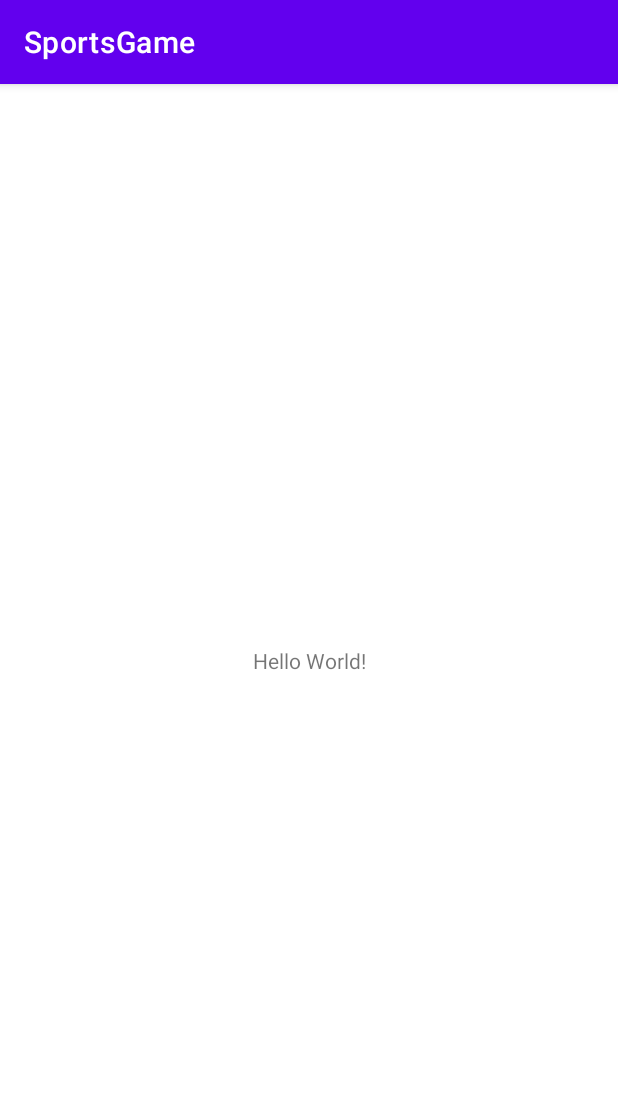
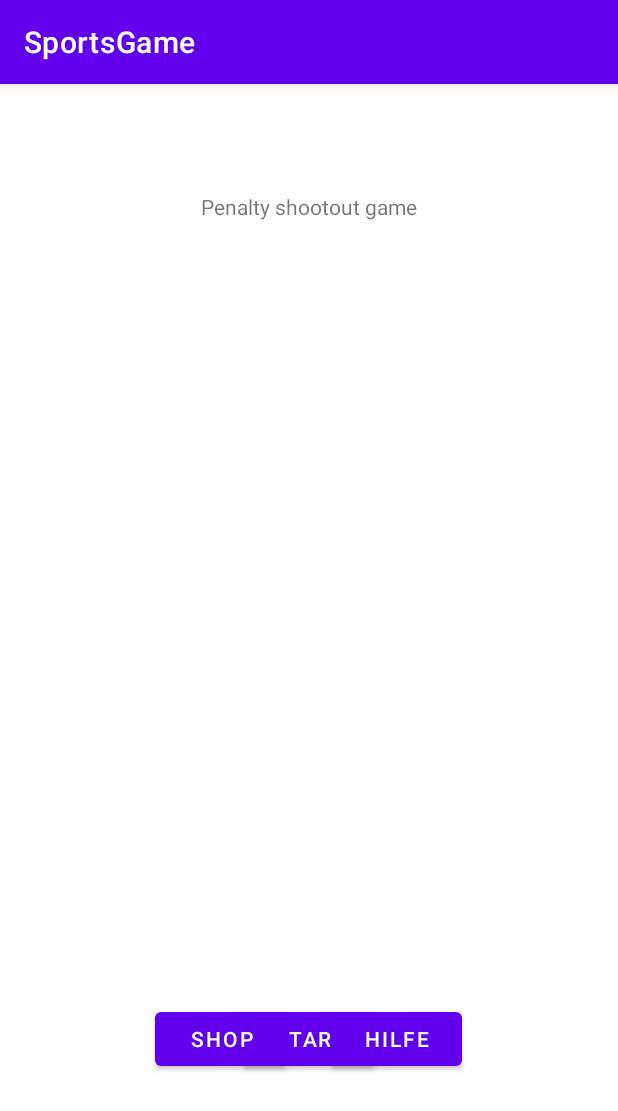
Before and after one commit to pasale2512/SportsGame, an Android app: the MainActivity screen opened directly, with no data from a screen before it, on a phone screen of 412 x 824 dp. Shown: the top 1111 px of the screen. Run offline under Robolectric (Android 15) with nearby library versions, the phone set to English and light mode, and no system bars.

Commit message:
Design: Switch between activities

```diff
--- a/app/src/main/java/com/example/sportsgame/MainActivity.java
+++ b/app/src/main/java/com/example/sportsgame/MainActivity.java
@@ -2,7 +2,10 @@ package com.example.sportsgame;
 
 import androidx.appcompat.app.AppCompatActivity;
 
+import android.content.Intent;
 import android.os.Bundle;
+import android.view.View;
+import android.widget.Button;
 
 public class MainActivity extends AppCompatActivity {
 
@@ -10,5 +13,18 @@ public class MainActivity extends AppCompatActivity {
     protected void onCreate(Bundle savedInstanceState) {
         super.onCreate(savedInstanceState);
         setContentView(R.layout.activity_main);
+
+
+        //Start game
+        Button button = findViewById(R.id.button);
+        button.setOnClickListener(v -> {
+            Intent intent = new Intent(MainActivity.this, PenaltyShootout.class);
+            startActivity(intent);
+        });
+
+
+
+
     }
+
 }
--- /dev/null
+++ b/app/src/main/java/com/example/sportsgame/PenaltyShootout.java
@@ -0,0 +1,14 @@
+package com.example.sportsgame;
+
+import androidx.appcompat.app.AppCompatActivity;
+
+import android.os.Bundle;
+
+public class PenaltyShootout extends AppCompatActivity {
+
+    @Override
+    protected void onCreate(Bundle savedInstanceState) {
+        super.onCreate(savedInstanceState);
+        setContentView(R.layout.activity_penalty_shootout);
+    }
+}
--- a/app/src/main/res/layout/activity_main.xml
+++ b/app/src/main/res/layout/activity_main.xml
@@ -7,12 +7,51 @@
     tools:context=".MainActivity">
 
     <TextView
+        android:id="@+id/textView"
         android:layout_width="wrap_content"
         android:layout_height="wrap_content"
-        android:text="Hello World!"
+        android:text="Penalty shootout game"
         app:layout_constraintBottom_toBottomOf="parent"
         app:layout_constraintEnd_toEndOf="parent"
+        app:layout_constraintHorizontal_bias="0.499"
         app:layout_constraintStart_toStartOf="parent"
-        app:layout_constraintTop_toTopOf="parent" />
+        app:layout_constraintTop_toTopOf="parent"
+        app:layout_constraintVertical_bias="0.096" />
+
+    <Button
+        android:id="@+id/button"
+        android:layout_width="wrap_content"
+        android:layout_height="wrap_content"
+        android:text="START"
+        app:layout_constraintBottom_toBottomOf="parent"
+        app:layout_constraintEnd_toEndOf="parent"
+        app:layout_constraintHorizontal_bias="0.499"
+        app:layout_constraintStart_toStartOf="parent"
+        app:layout_constraintTop_toTopOf="parent"
+        app:layout_constraintVertical_bias="0.851" />
+
+    <Button
+        android:id="@+id/button2"
+        android:layout_width="wrap_content"
+        android:layout_height="wrap_content"
+        android:text="SHOP"
+        app:layout_constraintBottom_toBottomOf="parent"
+        app:layout_constraintEnd_toEndOf="parent"
+        app:layout_constraintHorizontal_bias="0.318"
+        app:layout_constraintStart_toStartOf="parent"
+        app:layout_constraintTop_toTopOf="parent"
+        app:layout_constraintVertical_bias="0.851" />
+
+    <Button
+        android:id="@+id/button3"
+        android:layout_width="wrap_content"
+        android:layout_height="wrap_content"
+        android:text="HILFE"
+        app:layout_constraintBottom_toBottomOf="parent"
+        app:layout_constraintEnd_toEndOf="parent"
+        app:layout_constraintHorizontal_bias="0.679"
+        app:layout_constraintStart_toStartOf="parent"
+        app:layout_constraintTop_toTopOf="parent"
+        app:layout_constraintVertical_bias="0.851" />
 
 </androidx.constraintlayout.widget.ConstraintLayout>
--- /dev/null
+++ b/app/src/main/res/layout/activity_penalty_shootout.xml
@@ -0,0 +1,9 @@
+<?xml version="1.0" encoding="utf-8"?>
+<androidx.constraintlayout.widget.ConstraintLayout xmlns:android="http://schemas.android.com/apk/res/android"
+    xmlns:app="http://schemas.android.com/apk/res-auto"
+    xmlns:tools="http://schemas.android.com/tools"
+    android:layout_width="match_parent"
+    android:layout_height="match_parent"
+    tools:context=".PenaltyShootout">
+
+</androidx.constraintlayout.widget.ConstraintLayout>
```
